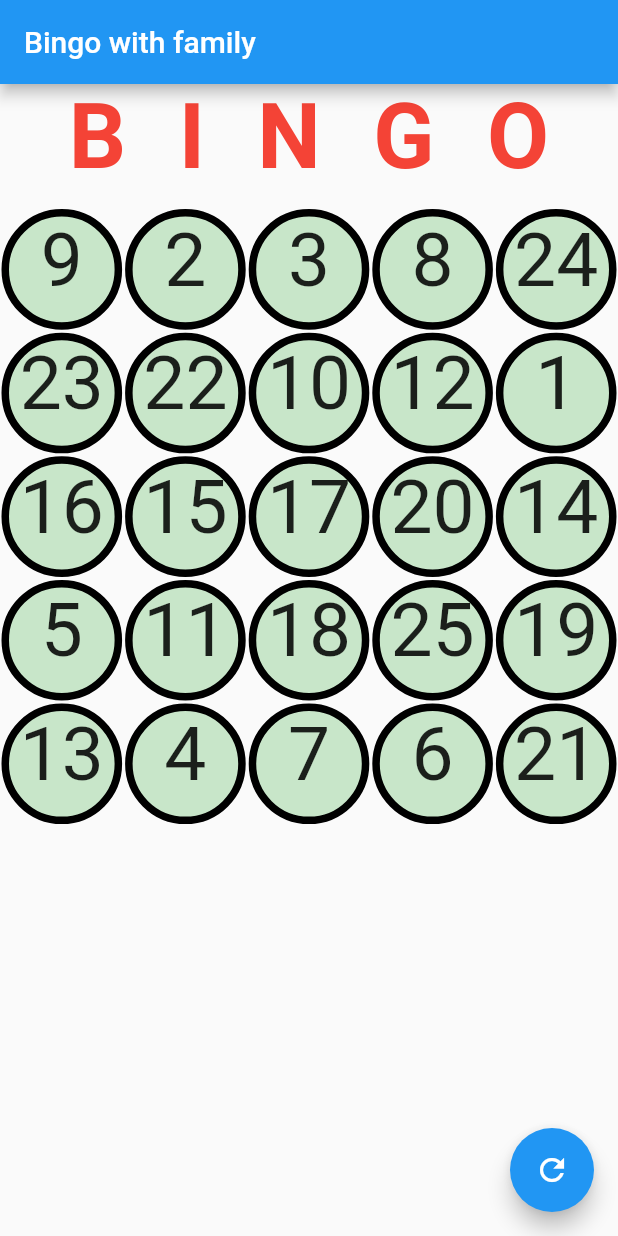
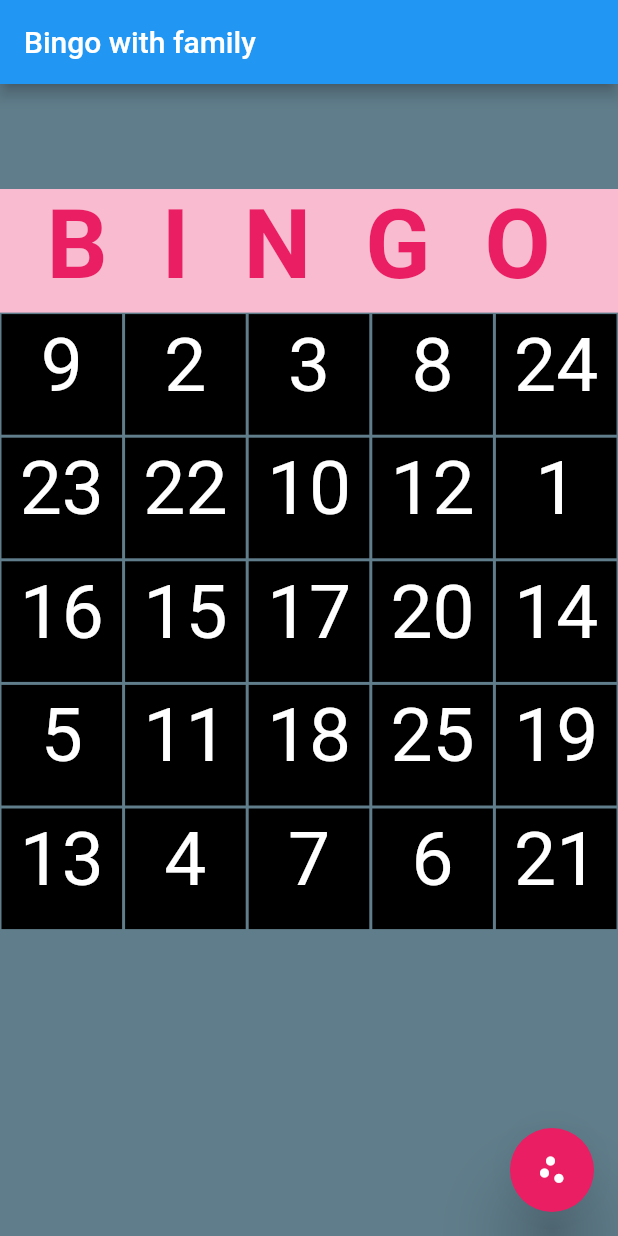
Before and after one commit to Rishabh510/Bingo-game, a Flutter app: the screen it shows after launch, on a phone screen of 412 x 824 dp. Run offline on Flutter 3.47's test engine with Material 2 defaults, Android fonts, the phone set to English and light mode, and no system bars; our stand-ins replace google_fonts.

Commit message:
redesigned UI

```diff
--- a/lib/main.dart
+++ b/lib/main.dart
@@ -1,18 +1,35 @@
 import 'package:flutter/material.dart';
 import 'myHomePage.dart';
+import 'package:flutter/services.dart';
+
+//void main() {
+//  WidgetsFlutterBinding.ensureInitialized();
+//  SystemChrome.setPreferredOrientations([DeviceOrientation.portraitUp])
+//      .then((_) {
+//    runApp(MyApp());
+//  });
+//}
 
 void main() => runApp(MyApp());
 
 class MyApp extends StatelessWidget {
   @override
   Widget build(BuildContext context) {
+    SystemChrome.setPreferredOrientations([DeviceOrientation.portraitUp]);
     return MaterialApp(
       title: 'Bingo_app',
       theme: ThemeData(
         primarySwatch: Colors.blue,
+        accentColor: Colors.blueAccent,
+        canvasColor: Colors.yellow[700],
+        splashColor: Colors.green,
+        highlightColor: Colors.yellow,
+        scaffoldBackgroundColor: Colors.blueGrey,
+//        fontFamily:
       ),
 //      home: MyHomePage,
       home: MyHomePage(title: 'Bingo with family'),
+      debugShowCheckedModeBanner: false,
     );
   }
 }
--- a/lib/myHomePage.dart
+++ b/lib/myHomePage.dart
@@ -1,6 +1,7 @@
 import 'package:flutter/cupertino.dart';
 import 'package:flutter/material.dart';
 import 'numberBox.dart';
+import 'package:google_fonts/google_fonts.dart';
 
 class MyHomePage extends StatefulWidget {
   MyHomePage({Key key, this.title}) : super(key: key);
@@ -60,7 +61,9 @@ class _MyHomePageState extends State<MyHomePage> {
       appBar: AppBar(
         // Here we take the value from the MyHomePage object that was created by
         // the App.build method, and use it to set our appbar title.
-        title: Text(widget.title),
+        title: Text(
+          widget.title,
+        ),
       ),
       body: Column(
         mainAxisAlignment: MainAxisAlignment.start,
@@ -69,14 +72,27 @@ class _MyHomePageState extends State<MyHomePage> {
 //            '$_numbers',
 //          ),
           SizedBox(
+            height: 70,
+          ),
+          Container(
+            color: Colors.pink[100],
+            width: double.infinity,
             height: MediaQuery.of(context).size.height / 10,
             child: Text(
               ' B I N G O ',
-              style: TextStyle(
-                  fontSize: 30,
-                  color: Colors.red,
-                  fontWeight: FontWeight.bold,
-                  letterSpacing: 10),
+//              style: TextStyle(
+//                fontStyle: FontStyle.italic,
+//                fontSize: 34,
+//                color: Colors.red,
+//                fontWeight: FontWeight.bold,
+//                letterSpacing: 10,
+//              ),
+              style: GoogleFonts.indieFlower(
+                fontSize: 32,
+                color: Colors.pink,
+                fontWeight: FontWeight.bold,
+                letterSpacing: 10,
+              ),
               textScaleFactor: 2,
             ),
           ),
@@ -97,7 +113,12 @@ class _MyHomePageState extends State<MyHomePage> {
       floatingActionButton: FloatingActionButton(
         onPressed: _restart,
         tooltip: 'Restart match',
-        child: Icon(Icons.refresh),
+        elevation: 20,
+        focusColor: Colors.black,
+        backgroundColor: Colors.pink,
+        splashColor: Colors.green,
+        hoverColor: Colors.yellow,
+        child: Icon(Icons.scatter_plot),
       ),
     );
   }
--- a/lib/numberBox.dart
+++ b/lib/numberBox.dart
@@ -44,15 +44,15 @@ class _NumberBoxState extends State<NumberBox> {
 //        height: MediaQuery.of(context).size.width,
           child: Text(
             '${widget.value}',
-            style: TextStyle(fontSize: 25),
+            style: TextStyle(fontSize: 25, color: Colors.white),
             textAlign: TextAlign.center,
             textScaleFactor: 2,
           ),
           decoration: BoxDecoration(
 //              borderRadius: BorderRadius.circular(10),
               border: Border.all(width: 5, color: Colors.black),
-              shape: BoxShape.circle,
-              color: crossed ? Colors.red : Colors.green[100]),
+              shape: BoxShape.rectangle,
+              color: crossed ? Colors.pinkAccent : Colors.black),
         ),
       ),
     );
--- a/pubspec.yaml
+++ b/pubspec.yaml
@@ -19,6 +19,7 @@ environment:
 dependencies:
   flutter:
     sdk: flutter
+  google_fonts: ^0.3.10
 
   # The following adds the Cupertino Icons font to your application.
   # Use with the CupertinoIcons class for iOS style icons.
```
Also changed, not shown: pubspec.lock.
